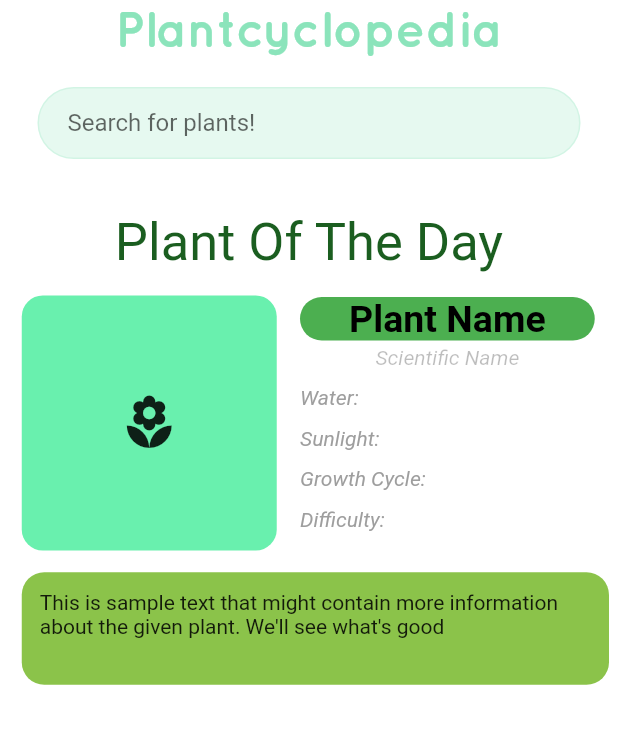
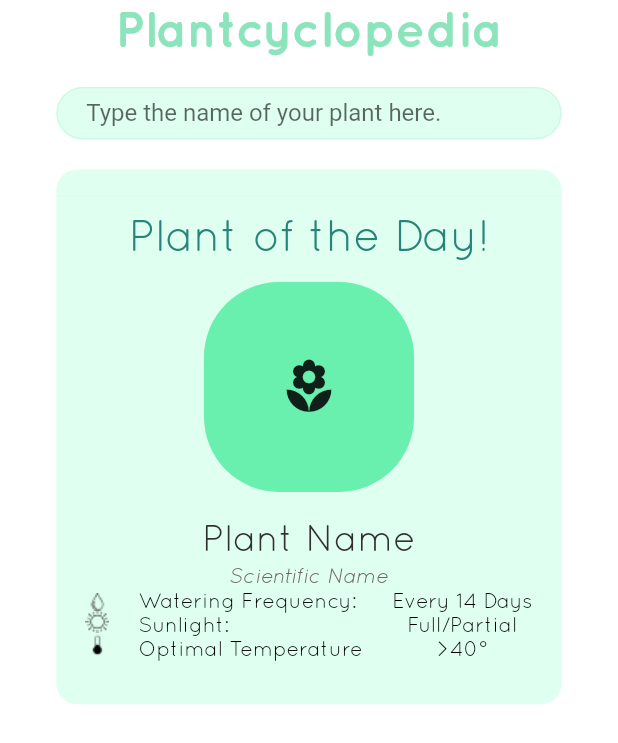
Before and after one commit to efollette/growio, a Flutter app: the Plantcyclopedia screen opened by its route, on a phone screen of 412 x 824 dp. Shown: the top 743 px of the screen. Run offline on Flutter 3.47's test engine with Material 2 defaults, Android fonts, the phone set to English and light mode, and no system bars; Roboto replaces fonts that are missing (Hojas De Plata).

Commit message:
redesigned plantcyclopedia

```diff
--- a/lib/ui/plantcyclopedia.dart
+++ b/lib/ui/plantcyclopedia.dart
@@ -26,6 +26,7 @@ class _PlantcyclopediaState extends State<Plantcyclopedia> {
       body: Column(
         children: <Widget>[
           Container(
+            color: Colors.white,
             alignment: Alignment.center,
             width: MediaQuery.of(context).size.width - 50.0,
             child: Text(
@@ -34,12 +35,15 @@ class _PlantcyclopediaState extends State<Plantcyclopedia> {
                 color: Color(0xFF8BE4BB),
                 fontSize: 33,
                 fontFamily: 'Quicksand',
+                fontWeight: FontWeight.bold,
               ),
             ),
           ),
           Padding(padding: const EdgeInsets.all(10.0)),
           Container(
-            width: MediaQuery.of(context).size.width - 50.0,
+            color: Colors.white,
+            width: MediaQuery.of(context).size.width - 75.0,
+            height: 35.0,
             child: TextFormField(
               style: TextStyle(
                 color: Color(0xFF8BE4BB),
@@ -63,14 +67,28 @@ class _PlantcyclopediaState extends State<Plantcyclopedia> {
                   borderRadius: BorderRadius.circular(25.0),
                 ),
                 filled: true,
-                fillColor: Color(0x388BE4BB),
+                fillColor: Color(0xFFDFFFF0),
                 hintText: 'e.x. Daisy',
-                labelText: 'Search for plants!',
+                labelText: 'Type the name of your plant here.',
+
               ),
             ),
           ),
           Padding(padding: const EdgeInsets.all(10.0)),
-          widget.showFab ? plantOfTheDay(context) : Container(),
+          // Plant of the Day
+          widget.showFab ? Container(
+            color: Colors.white,
+              alignment: Alignment.center,
+              child: Container(
+                padding: const EdgeInsets.only(top: 10.0),
+                width: MediaQuery.of(context).size.width - 75.0,
+                decoration: BoxDecoration(
+                  borderRadius: BorderRadius.circular(14.0),
+                  color: Color(0xFFDFFFF0),
+                ),
+                child: plantOfTheDay(context),
+              )
+          ) : Container(),
         ],
       ),
 
--- a/lib/wdigets/plantOfTheDay.dart
+++ b/lib/wdigets/plantOfTheDay.dart
@@ -5,33 +5,32 @@ Column plantOfTheDay(BuildContext context) {
     children: <Widget>[
       Divider(
         height: 15.5,
-        color: Colors.white,
+        color: Color(0xFFE2F8EE),
       ),
       // Plant Of The Day Title Text
       Row(
         mainAxisAlignment: MainAxisAlignment.center,
         children: <Widget>[
           Text(
-            "Plant Of The Day",
+            "Plant of the Day!",
             style: TextStyle(
-              fontFamily: 'Hojas De Plata',
-              fontSize: 35.0,
-              color: Colors.green[900],
+              fontFamily: 'Quicksand',
+              fontSize: 30.0,
+              color: Color(0xFF278478),
             ),
           ),
         ],
       ),
-      Padding(padding: const EdgeInsets.all(7.25)),
       // Plant Tile
-      Row(
+      Column(
         children: <Widget>[
           Padding(padding: const EdgeInsets.all(7.25)),
           // Plant Image
           Container(
-            height: 170.0,
-            width: 170.0,
+            height: 140.0,
+            width: 140.0,
             decoration: BoxDecoration(
-              borderRadius: BorderRadius.circular(14.0),
+              borderRadius: BorderRadius.circular(50.0),
               color: Colors.greenAccent,
             ),
             // Poster's profile picture
@@ -42,12 +41,11 @@ Column plantOfTheDay(BuildContext context) {
             ),
           ),
           Padding(padding: const EdgeInsets.all(7.25)),
-          // Pant Info: Name, Scientific name, etc.
+          // Plant Info: Name, Scientific name, etc.
           Container(
-            height: 170,
             width: MediaQuery.of(context).size.width - 213.5,
             decoration: BoxDecoration(
-              border: Border.all(color: Colors.white),
+              border: Border.all(color: Color(0xFFDFFFF0)),
             ),
             child: Column(
               children: <Widget>[
@@ -56,15 +54,14 @@ Column plantOfTheDay(BuildContext context) {
                   child: Container(
                     decoration: BoxDecoration(
                       borderRadius: BorderRadius.circular(15.0),
-                      color: Colors.green,
                     ),
                     alignment: Alignment.center,
                     child: Text(
                       "Plant Name",
                       style: TextStyle(
                         fontSize: 25.0,
-                        fontWeight: FontWeight.bold,
-                        color: Colors.black,
+                        fontFamily: 'Quicksand',
+                        color: Color(0xFF312F2F),
                       ),
                     ),
                   ),
@@ -78,95 +75,98 @@ Column plantOfTheDay(BuildContext context) {
                       "Scientific Name",
                       style: TextStyle(
                         fontStyle: FontStyle.italic,
-                        color: Colors.black26,
-                      ),
-                    ),
-                  ),
-                ),
-                Padding(padding: const EdgeInsets.all(5.5)),
-                SizedBox(
-                  width: double.infinity,
-                  child: Container(
-                    alignment: Alignment.centerLeft,
-                    child: Text(
-                      "Water:",
-                      style: TextStyle(
-                        fontStyle: FontStyle.italic,
-                        color: Colors.grey,
-                      ),
-                    ),
-                  ),
-                ),
-                Padding(padding: const EdgeInsets.all(5.5)),
-                SizedBox(
-                  width: double.infinity,
-                  child: Container(
-                    alignment: Alignment.centerLeft,
-                    child: Text(
-                      "Sunlight:",
-                      style: TextStyle(
-                        fontStyle: FontStyle.italic,
-                        color: Colors.grey,
-                      ),
-                    ),
-                  ),
-                ),
-                Padding(padding: const EdgeInsets.all(5.5)),
-                SizedBox(
-                  width: double.infinity,
-                  child: Container(
-                    alignment: Alignment.centerLeft,
-                    child: Text(
-                      "Growth Cycle:",
-                      style: TextStyle(
-                        fontStyle: FontStyle.italic,
-                        color: Colors.grey,
-                      ),
-                    ),
-                  ),
-                ),
-                Padding(padding: const EdgeInsets.all(5.5)),
-                SizedBox(
-                  width: double.infinity,
-                  child: Container(
-                    alignment: Alignment.centerLeft,
-                    child: Text(
-                      "Difficulty:",
-                      style: TextStyle(
-                        fontStyle: FontStyle.italic,
-                        color: Colors.grey,
+                        fontFamily: 'Quicksand',
+                        color: Color(0xFF726767)
                       ),
                     ),
                   ),
                 ),
               ],
+            )
+          ),
+          Container(
+            child: Row(
+              mainAxisAlignment: MainAxisAlignment.spaceEvenly,
+              children: <Widget>[
+                Column(
+                  children: <Widget>[
+                    Container(
+                      child: Image.asset('Assets/WaterDrop.png'),
+                    ),
+                    Container(
+                      child: Image.asset('Assets/SunIcon.png'),
+                    ),
+                    Container(
+                      child: Image.asset('Assets/Thermostat.png'),
+                    ),
+                  ],
+                ),
+                Column(
+                  crossAxisAlignment: CrossAxisAlignment.start,
+                  children: <Widget>[
+                    Container(
+                      child: Text("Watering Frequency: ",
+                        style: TextStyle(
+                          fontFamily: 'Quicksand',
+                          color: Colors.black,
+                        ),
+                      ),
+                    ),
+                    Container(
+                      child: Text("Sunlight: ",
+                        style: TextStyle(
+                          fontFamily: 'Quicksand',
+                          color: Colors.black,
+                        ),
+                      ),
+                    ),
+                    Container(
+                      child: Text("Optimal Temperature",
+                        style: TextStyle(
+                          fontFamily: 'Quicksand',
+                          color: Colors.black,
+                        ),
+                      ),
+                    ),
+                  ],
+                ),
+                Column(
+                  children: <Widget>[
+                    Container(
+                      child: Text("Every 14 Days",
+                        style: TextStyle(
+                          fontFamily: 'Quicksand',
+                          color: Colors.black,
+                        ),
+                      ),
+                    ),
+                    Container(
+                      child: Text("Full/Partial",
+                        style: TextStyle(
+                          fontFamily: 'Quicksand',
+                          color: Colors.black,
+                        ),
+                      ),
+                    ),
+                    Container(
+                      child: Text(">40°",
+                        style: TextStyle(
+                          fontFamily: 'Quicksand',
+                          color: Colors.black,
+                        ),
+                      ),
+                    ),
+                  ],
+                ),
+              ],
             ),
           ),
+
           Padding(padding: const EdgeInsets.all(7.25)),
         ],
       ),
       Padding(padding: const EdgeInsets.all(7.25)),
       // More info about the plant of the day
-      Row(
-        children: <Widget>[
-          Padding(padding: const EdgeInsets.all(7.25)),
-          Container(
-            height: 75.0,
-            padding: const EdgeInsets.all(12.0),
-            width: MediaQuery.of(context).size.width - 20.5,
-            decoration: BoxDecoration(
-              color: Colors.lightGreen,
-              borderRadius: BorderRadius.circular(15.0)
-            ),
-            child: SizedBox(
-              width: double.infinity,
-              child: Container(
-                  child: Text("This is sample text that might contain more information about the given plant. We'll see what's good")
-              ),
-            ),
-          ),
-        ],
-      ),
     ],
   );
 }
--- a/pubspec.yaml
+++ b/pubspec.yaml
@@ -51,3 +51,6 @@ flutter:
     - family: Quicksand
       fonts:
         - asset: Assets/fonts/Quicksand-Bold.otf
+        - asset: Assets/fonts/Quicksand-Italic.otf
+        - asset: Assets/fonts/Quicksand-Light.otf
+        - asset: Assets/fonts/Quicksand-Regular.otf
```
Also changed, not shown: Assets/GrowioIconScaled.png, Assets/GrowioIconTopGreen.png (added), Assets/SunIcon.png (added), Assets/Thermostat.png (added), Assets/WaterDrop.png (added), pubspec.lock, 38 other files.
